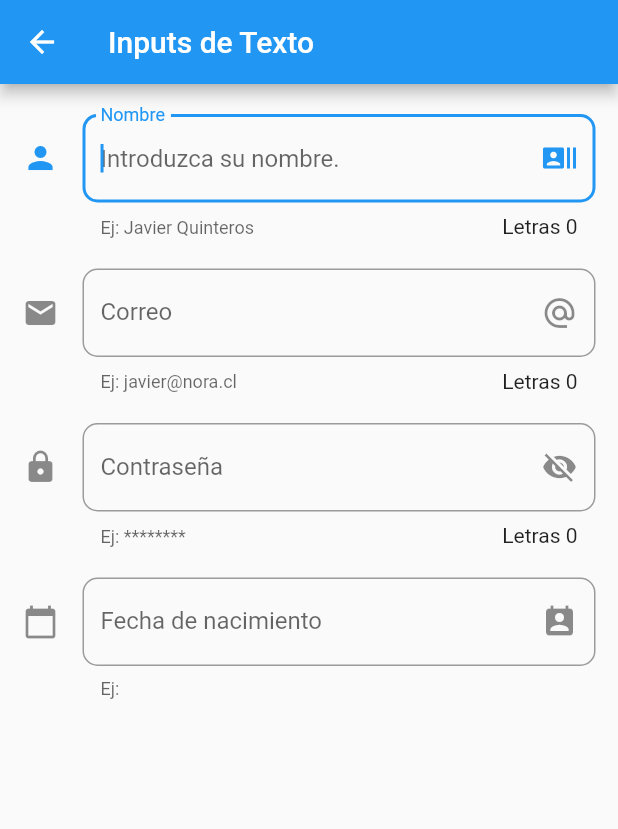
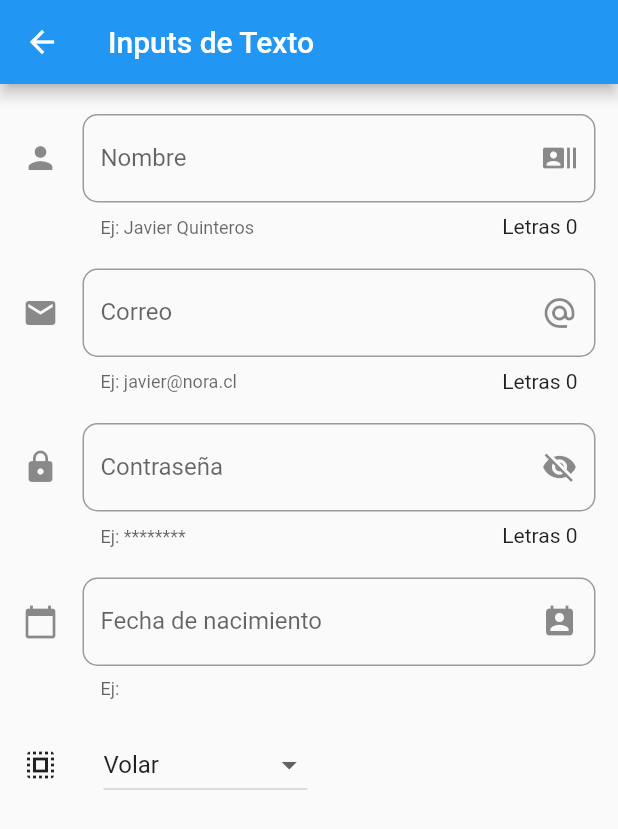
Before and after one commit to javierxnora/FlutterComponents, a Flutter app: the InputPage screen opened by its route, on a phone screen of 412 x 824 dp. Shown: the top 829 px of the screen. Run offline on Flutter 3.47's test engine with Material 2 defaults, Android fonts, the phone set to English and light mode, and no system bars; missing offline and left inert: icons_helper.

Commit message:
DropdownMenu and some refactors

```diff
--- a/lib/src/pages/input_page.dart
+++ b/lib/src/pages/input_page.dart
@@ -8,18 +8,6 @@ class InputPage extends StatefulWidget {
 }
 
 class _InputPageState extends State<InputPage> {
-  String _nombre = "Javier Quinteros";
-  int _countNombre = 0;
-
-  String _correo = "javier@nora.cl";
-  int _countCorreo = 0;
-
-  String _password = "********";
-  int _countPassword = 0;
-
-  String _fecha = "";
-  TextEditingController _datePickerController = TextEditingController();
-
   @override
   Widget build(BuildContext context) {
     return Scaffold(
@@ -36,14 +24,19 @@ class _InputPageState extends State<InputPage> {
           _crearPassword(),
           SizedBox(height: 20),
           _crearFecha(context),
+          SizedBox(height: 20),
+          _crearDropDown(),
         ],
       ),
     );
   }
 
+  /// Input Nombre
+  String _nombre = "Javier Quinteros";
+  int _countNombre = 0;
+
   Widget _crearInput() {
     return TextField(
-      autofocus: true,
       textCapitalization: TextCapitalization.sentences,
       decoration: InputDecoration(
         border: OutlineInputBorder(borderRadius: BorderRadius.circular(10)),
@@ -63,10 +56,13 @@ class _InputPageState extends State<InputPage> {
     );
   }
 
+  /// Input Correo
+  String _correo = "javier@nora.cl";
+  int _countCorreo = 0;
+
   Widget _crearEmail() {
     return TextField(
       keyboardType: TextInputType.emailAddress,
-      autofocus: true,
       decoration: InputDecoration(
         border: OutlineInputBorder(borderRadius: BorderRadius.circular(10)),
         counter: Text("Letras $_countCorreo"),
@@ -85,10 +81,13 @@ class _InputPageState extends State<InputPage> {
     );
   }
 
+  /// Input Password
+  String _password = "********";
+  int _countPassword = 0;
+
   Widget _crearPassword() {
     return TextField(
       obscureText: true,
-      autofocus: true,
       decoration: InputDecoration(
         border: OutlineInputBorder(borderRadius: BorderRadius.circular(10)),
         counter: Text("Letras $_countPassword"),
@@ -106,6 +105,10 @@ class _InputPageState extends State<InputPage> {
       },
     );
   }
+
+  /// Input DatePicker
+  String _fecha = "";
+  TextEditingController _datePickerController = TextEditingController();
 
   Widget _crearFecha(BuildContext context) {
     return TextField(
@@ -143,4 +146,44 @@ class _InputPageState extends State<InputPage> {
       });
     }
   }
+
+  /// DropdownMenu
+  String _opcionSeleccionada = 'Volar';
+
+  List _poderes = ['Volar', 'Rayos X', 'Aliento de Hielo', 'Super Fuerza'];
+
+  List<DropdownMenuItem<String>> getOpcionesPoderes() {
+    List<DropdownMenuItem<String>> listaPoderes = List();
+
+    _poderes.forEach(
+      (poder) {
+        listaPoderes.add(
+          DropdownMenuItem(
+            child: Text(poder),
+            value: poder,
+          ),
+        );
+      },
+    );
+
+    return listaPoderes;
+  }
+
+  Widget _crearDropDown() {
+    return Row(
+      children: <Widget>[
+        Icon(Icons.select_all),
+        SizedBox(width: 30),
+        DropdownButton(
+          items: getOpcionesPoderes(),
+          value: _opcionSeleccionada,
+          onChanged: (opt) {
+            setState(() {
+              _opcionSeleccionada = opt;
+            });
+          },
+        ),
+      ],
+    );
+  }
 }
```
